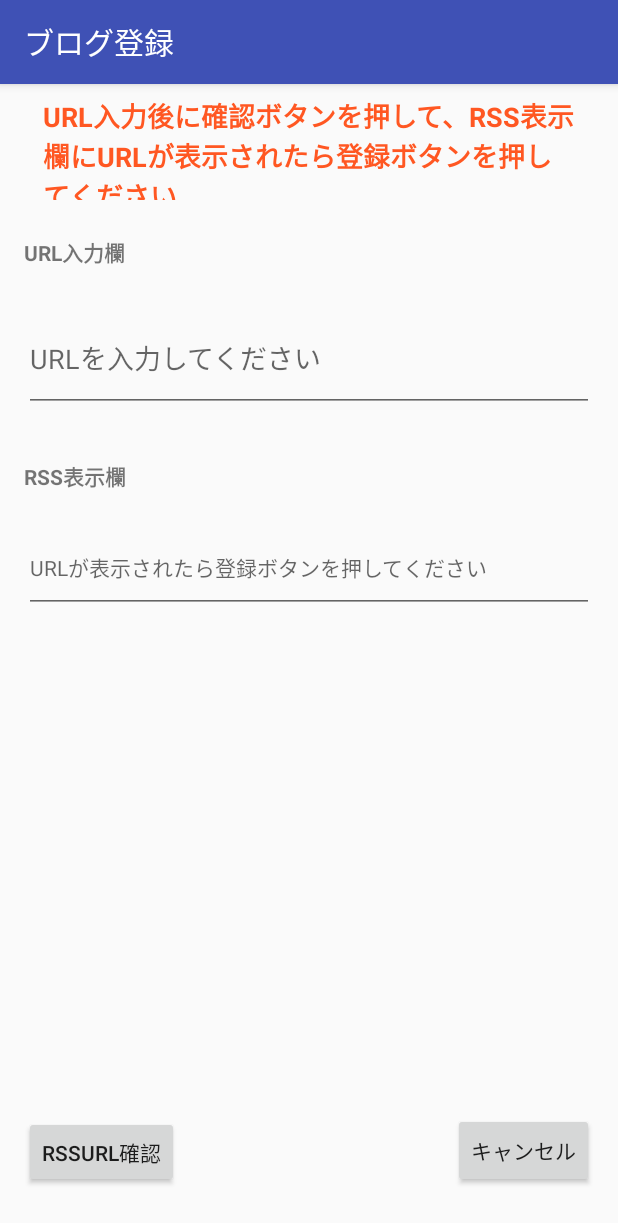
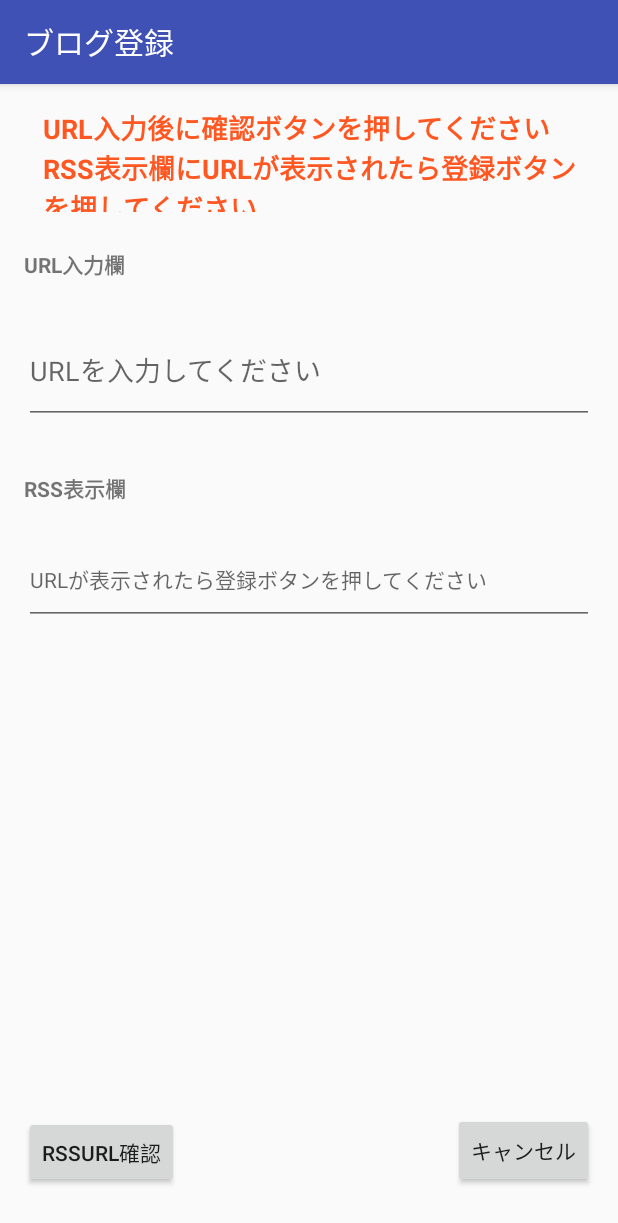
Before and after one commit to yasu1234/Blogreader, an Android app: the SiteAddActivity screen opened directly, with no data from a screen before it, on a phone screen of 412 x 824 dp. Shown: the top 1223 px of the screen. Run offline under Robolectric (Android 15) with nearby library versions, the phone set to English and light mode, and no system bars; our stand-ins replace RxJava; libraries missing offline, so code that uses them is left out: io.realm, io.realm.kotlin; 2 statements that could not run were skipped.

Commit message:
fix addSite explanation words

```diff
--- a/app/src/main/res/layout/activity_add_site.xml
+++ b/app/src/main/res/layout/activity_add_site.xml
@@ -54,10 +54,10 @@
         android:id="@+id/explanation"
         android:layout_width="355dp"
         android:layout_height="69dp"
-        android:layout_marginEnd="16dp"
-        android:layout_marginStart="16dp"
-        android:layout_marginTop="8dp"
-        android:text="URL入力後に確認ボタンを押して、RSS表示欄にURLが表示されたら登録ボタンを押してください"
+        android:layout_marginStart="8dp"
+        android:layout_marginTop="16dp"
+        android:layout_marginEnd="8dp"
+        android:text="URL入力後に確認ボタンを押してください\nRSS表示欄にURLが表示されたら登録ボタンを押してください"
         android:textColor="?attr/colorError"
         android:textSize="18sp"
         android:textStyle="bold"
```
